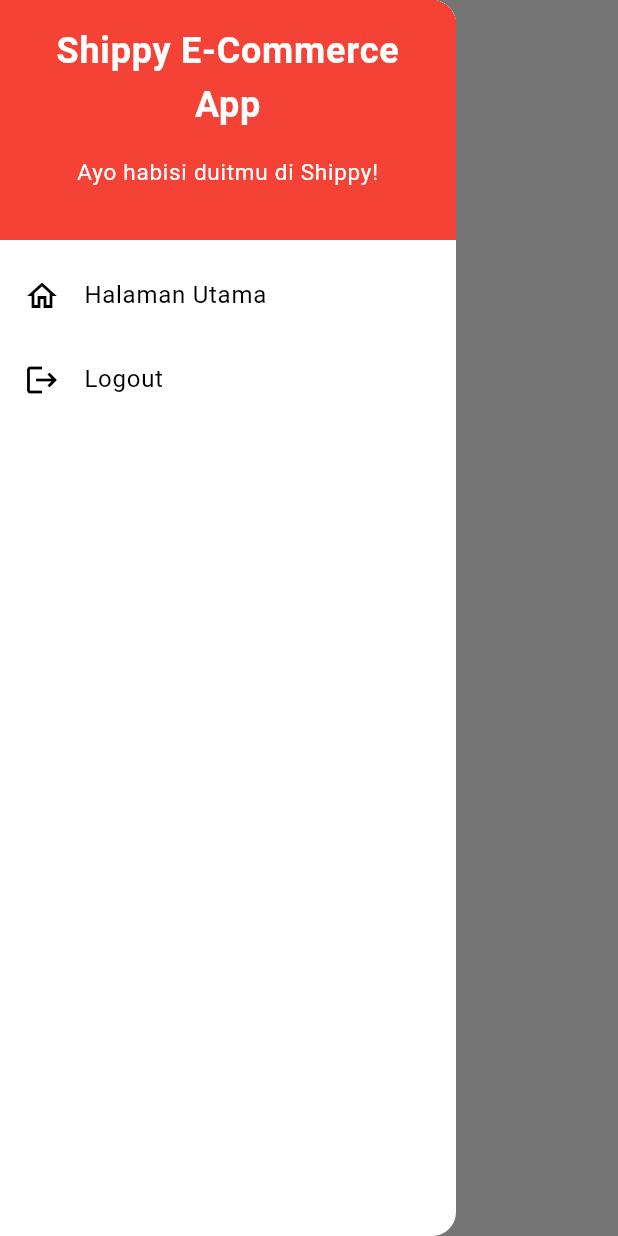
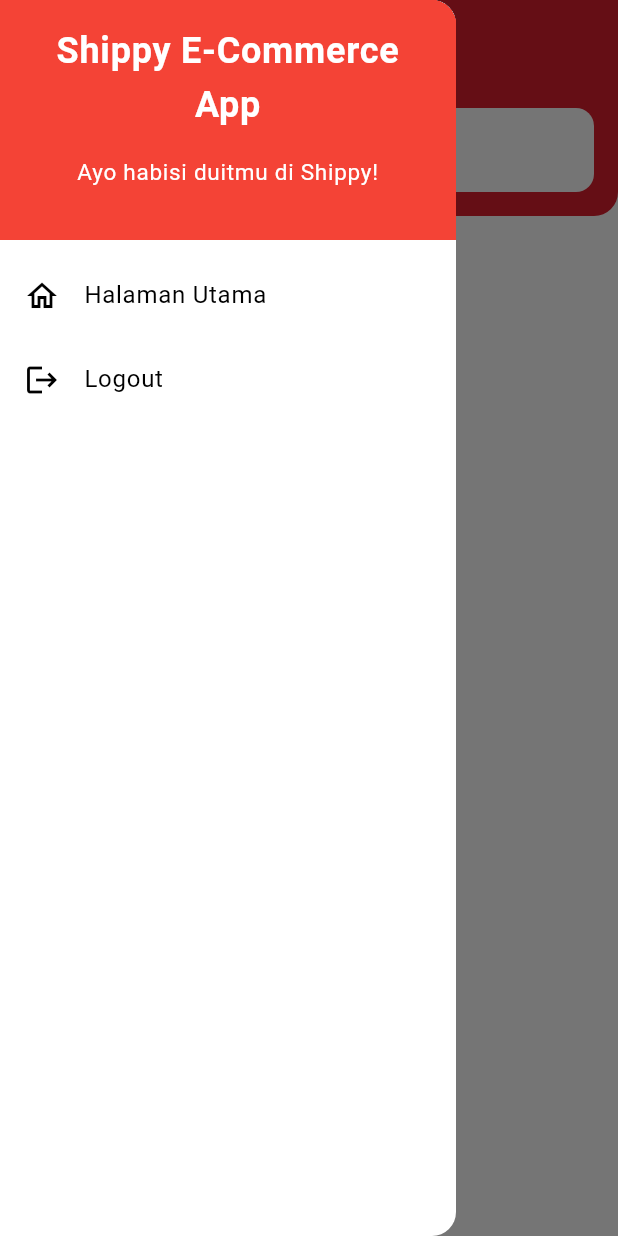
Before and after one commit to PBP-E03/TK-PAS-E03, a Flutter app: the RestoListPage screen opened directly, with the side drawer open, on a phone screen of 412 x 824 dp. Run offline on Flutter 3.47's test engine with Material 3 defaults, Android fonts, the phone set to English and light mode, and no system bars; missing offline and left inert: pbp_django_auth.

Commit message:
feature: adding add resto function and updated the UI

```diff
--- a/lib/resto/screens/resto_list.dart
+++ b/lib/resto/screens/resto_list.dart
@@ -1,18 +1,11 @@
 import 'package:flutter/material.dart';
 import 'package:provider/provider.dart';
 import 'package:pbp_django_auth/pbp_django_auth.dart';
-
-// Screens
 import 'package:steve_mobile/main/screens/steakhouse_page.dart';
-
-// Widgets
+import 'package:steve_mobile/resto/screens/resto_entryform.dart';
 import 'package:steve_mobile/widgets/leftdrawer.dart';
 import 'package:steve_mobile/resto/widgets/restaurant_card.dart';
-
-// Model
 import 'package:steve_mobile/resto/models/restaurant_entry.dart';
-
-// Providers
 import 'package:steve_mobile/main/providers/user_provider.dart';
 
 class RestoListPage extends StatefulWidget {
@@ -24,15 +17,15 @@ class RestoListPage extends StatefulWidget {
 
 class _RestoListPageState extends State<RestoListPage> {
   var _searchQuery = '';
+  final _scrollController = ScrollController();
+
+  // Define the primary color to match the website
+  static const primaryColor = Color(0xFFDC1E2D); // Red color from website
 
   Future<List<RestaurantEntry>> fetchRestaurant(CookieRequest request) async {
     final response = await request
         .get('http://127.0.0.1:8000/resto/flutter/get-restaurants/');
-
-    // Decode to JSON
     var data = response;
-
-    // Convert JSON to List of RestaurantEntry
     List<RestaurantEntry> listRestaurant = [];
     for (var d in data) {
       if (d != null) {
@@ -56,21 +49,58 @@ class _RestoListPageState extends State<RestoListPage> {
       context: context,
       builder: (BuildContext context) {
         return AlertDialog(
-          title: const Text('Delete Restaurant'),
-          content: Text(
-              'Are you sure you want to delete ${restaurant.fields.name}?'),
+          shape: RoundedRectangleBorder(
+            borderRadius: BorderRadius.circular(16),
+          ),
+          title: const Text(
+            'Delete Restaurant',
+            style: TextStyle(
+              color: primaryColor,
+              fontWeight: FontWeight.bold,
+            ),
+          ),
+          content: Column(
+            mainAxisSize: MainAxisSize.min,
+            children: [
+              const Icon(
+                Icons.warning_rounded,
+                color: Colors.orange,
+                size: 48,
+              ),
+              const SizedBox(height: 16),
+              Text(
+                'Are you sure you want to delete ${restaurant.fields.name}?',
+                textAlign: TextAlign.center,
+              ),
+            ],
+          ),
           actions: [
             TextButton(
               onPressed: () => Navigator.of(context).pop(),
-              child: const Text('Cancel'),
+              child: const Text(
+                'Cancel',
+                style: TextStyle(color: primaryColor),
+              ),
             ),
             ElevatedButton(
-              style: ElevatedButton.styleFrom(backgroundColor: Colors.red),
+              style: ElevatedButton.styleFrom(
+                backgroundColor: primaryColor,
+                foregroundColor: Colors.white,
+                shape: RoundedRectangleBorder(
+                  borderRadius: BorderRadius.circular(8),
+                ),
+              ),
               onPressed: () {
-                // TODO: Implement delete functionality
                 Navigator.of(context).pop();
                 ScaffoldMessenger.of(context).showSnackBar(
-                  SnackBar(content: Text('${restaurant.fields.name} deleted')),
+                  SnackBar(
+                    content: Text('${restaurant.fields.name} deleted'),
+                    behavior: SnackBarBehavior.floating,
+                    backgroundColor: primaryColor,
+                    shape: RoundedRectangleBorder(
+                      borderRadius: BorderRadius.circular(8),
+                    ),
+                  ),
                 );
               },
               child: const Text('Delete'),
@@ -88,19 +118,56 @@ class _RestoListPageState extends State<RestoListPage> {
 
     return Scaffold(
       appBar: AppBar(
-        title: const Text('Restaurant List'),
+        title: const Text(
+          'Restaurant List',
+          style: TextStyle(fontWeight: FontWeight.bold),
+        ),
+        elevation: 0,
+        backgroundColor: primaryColor,
+        foregroundColor: Colors.white,
       ),
       drawer: const LeftDrawer(),
       body: Column(
         children: [
-          Padding(
-            padding: const EdgeInsets.all(8.0),
+          Container(
+            padding: const EdgeInsets.all(16),
+            decoration: const BoxDecoration(
+              color: primaryColor,
+              borderRadius: BorderRadius.vertical(
+                bottom: Radius.circular(16),
+              ),
+            ),
             child: TextField(
               decoration: InputDecoration(
                 hintText: 'Search Restaurants',
-                prefixIcon: const Icon(Icons.search),
+                hintStyle: TextStyle(color: Colors.grey[400]),
+                prefixIcon: const Icon(Icons.search, color: Colors.grey),
+                suffixIcon: _searchQuery.isNotEmpty
+                    ? IconButton(
+                        icon: const Icon(Icons.clear, color: Colors.grey),
+                        onPressed: () {
+                          setState(() {
+                            _searchQuery = '';
+                          });
+                        },
+                      )
+                    : null,
+                filled: true,
+                fillColor: Colors.white,
                 border: OutlineInputBorder(
-                  borderRadius: BorderRadius.circular(8.0),
+                  borderRadius: BorderRadius.circular(12),
+                  borderSide: BorderSide.none,
+                ),
+                enabledBorder: OutlineInputBorder(
+                  borderRadius: BorderRadius.circular(12),
+                  borderSide: BorderSide.none,
+                ),
+                focusedBorder: OutlineInputBorder(
+                  borderRadius: BorderRadius.circular(12),
+                  borderSide: const BorderSide(
+                    color: Colors.white,
+                    width: 2,
+                  ),
                 ),
               ),
               onChanged: (value) {
@@ -110,29 +177,40 @@ class _RestoListPageState extends State<RestoListPage> {
               },
             ),
           ),
-          // if (userProvider.isSuperuser) ...[
-          //   Center(
-          //       child: ElevatedButton(
-          //     onPressed: () {
-          //       ScaffoldMessenger.of(context).showSnackBar(
-          //         const SnackBar(
-          //             content: Text('Add Restaurant button pressed')),
-          //       );
-          //     },
-          //     child: const Text('Add Restaurant'),
-          //   )),
-          // ],
           Expanded(
             child: FutureBuilder(
               future: fetchRestaurant(request),
               builder: (context, AsyncSnapshot snapshot) {
-                if (snapshot.data == null) {
-                  return const Center(child: CircularProgressIndicator());
-                } else {
-                  if (!snapshot.hasData) {
-                    return const Center(child: Text('No Data'));
-                  } else {
-                    // Filter restaurants based on search query
+                if (snapshot.connectionState == ConnectionState.waiting) {
+                  return const Center(
+                    child: CircularProgressIndicator(
+                      color: primaryColor,
+                    ),
+                  );
+                }
+
+                if (!snapshot.hasData || snapshot.data == null) {
+                  return Center(
+                    child: Column(
+                      mainAxisAlignment: MainAxisAlignment.center,
+                      children: [
+                        Icon(
+                          Icons.restaurant_outlined,
+                          size: 64,
+                          color: Colors.grey[400],
+                        ),
+                        const SizedBox(height: 16),
+                        Text(
+                          'No restaurants found',
+                          style: TextStyle(
+                            fontSize: 18,
+                            color: Colors.grey[600],
+                          ),
+                        ),
+                      ],
+                    ),
+                  );
+                }
 
                 List<RestaurantEntry> filteredRestaurants = [];
                 for (var restaurant in snapshot.data) {
@@ -143,44 +221,85 @@ class _RestoListPageState extends State<RestoListPage> {
                   }
                 }
 
-                    return ListView.builder(
+                if (filteredRestaurants.isEmpty) {
+                  return Center(
+                    child: Column(
+                      mainAxisAlignment: MainAxisAlignment.center,
+                      children: [
+                        Icon(
+                          Icons.search_off_rounded,
+                          size: 64,
+                          color: Colors.grey[400],
+                        ),
+                        const SizedBox(height: 16),
+                        Text(
+                          'No restaurants match your search',
+                          style: TextStyle(
+                            fontSize: 18,
+                            color: Colors.grey[600],
+                          ),
+                        ),
+                      ],
+                    ),
+                  );
+                }
+
+                return RefreshIndicator(
+                  onRefresh: () async {
+                    setState(() {});
+                  },
+                  color: primaryColor,
+                  child: ListView.builder(
+                    controller: _scrollController,
+                    padding: const EdgeInsets.fromLTRB(16, 8, 16, 80),
                     itemCount: filteredRestaurants.length,
-                      itemBuilder: (_, index) => RestaurantCard(
+                    itemBuilder: (_, index) => Padding(
+                      padding: const EdgeInsets.only(bottom: 12),
+                      child: RestaurantCard(
                         restaurant: filteredRestaurants[index],
                         onDetailPressed: () =>
                             _reserveClick(filteredRestaurants[index]),
                         onEditPressed: () {
-                          // TODO: Implement edit functionality
                           ScaffoldMessenger.of(context).showSnackBar(
                             SnackBar(
                               content: Text(
-                                    'Edit ${filteredRestaurants[index].fields.name}')),
+                                'Edit ${filteredRestaurants[index].fields.name}',
+                              ),
+                              behavior: SnackBarBehavior.floating,
+                              backgroundColor: primaryColor,
+                              shape: RoundedRectangleBorder(
+                                borderRadius: BorderRadius.circular(8),
+                              ),
+                            ),
                           );
                         },
                         onDeletePressed: () =>
                             _showDeleteConfirmation(filteredRestaurants[index]),
                       ),
+                    ),
+                  ),
                 );
-                  }
-                }
               },
             ),
-          )
+          ),
         ],
       ),
       floatingActionButton: userProvider.isSuperuser
-          ? FloatingActionButton(
+          ? FloatingActionButton.extended(
               onPressed: () {
-                ScaffoldMessenger.of(context).showSnackBar(
-                  const SnackBar(
-                      content: Text('Add Restaurant button pressed')),
+                Navigator.push(
+                  context,
+                  MaterialPageRoute(builder: (context) {
+                    return const RestoEntryFormPage();
+                  }),
                 );
               },
-              backgroundColor: Theme.of(context).colorScheme.primary,
+              backgroundColor: primaryColor,
+              icon: const Icon(Icons.add),
+              label: const Text('Add Restaurant'),
               shape: RoundedRectangleBorder(
-                borderRadius: BorderRadius.circular(8.0), // Square shape
+                borderRadius: BorderRadius.circular(16),
               ),
-              child: const Icon(Icons.add),
             )
           : null,
     );
```
Also changed, not shown: lib/resto/screens/resto_entryform.dart (added, +254 -0 lines). Lines whose indentation alone changed are shown as unchanged.
